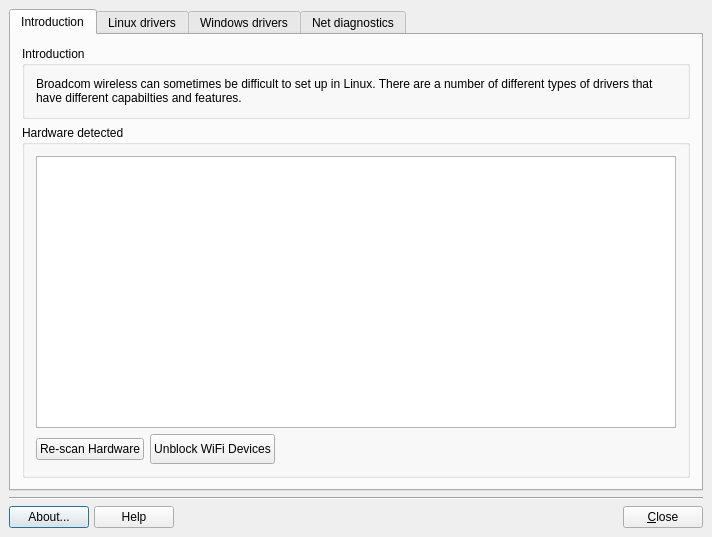
Qt form meconfig.ui (AdrianTM/mx-broadcom-manager) before a commit.
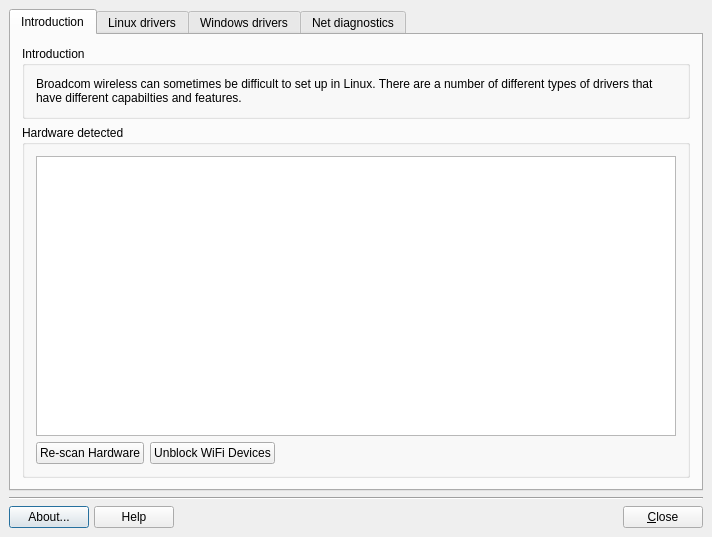
The same form after that commit. Icons and pictures are not drawn.

The edit to the form file:
```diff
--- a/meconfig.ui
+++ b/meconfig.ui
@@ -328,12 +328,6 @@
               <verstretch>0</verstretch>
              </sizepolicy>
             </property>
-            <property name="minimumSize">
-             <size>
-              <width>0</width>
-              <height>30</height>
-             </size>
-            </property>
             <property name="toolTip">
              <string>Unblocks all soft/hard blocked wireless devices</string>
             </property>
```
